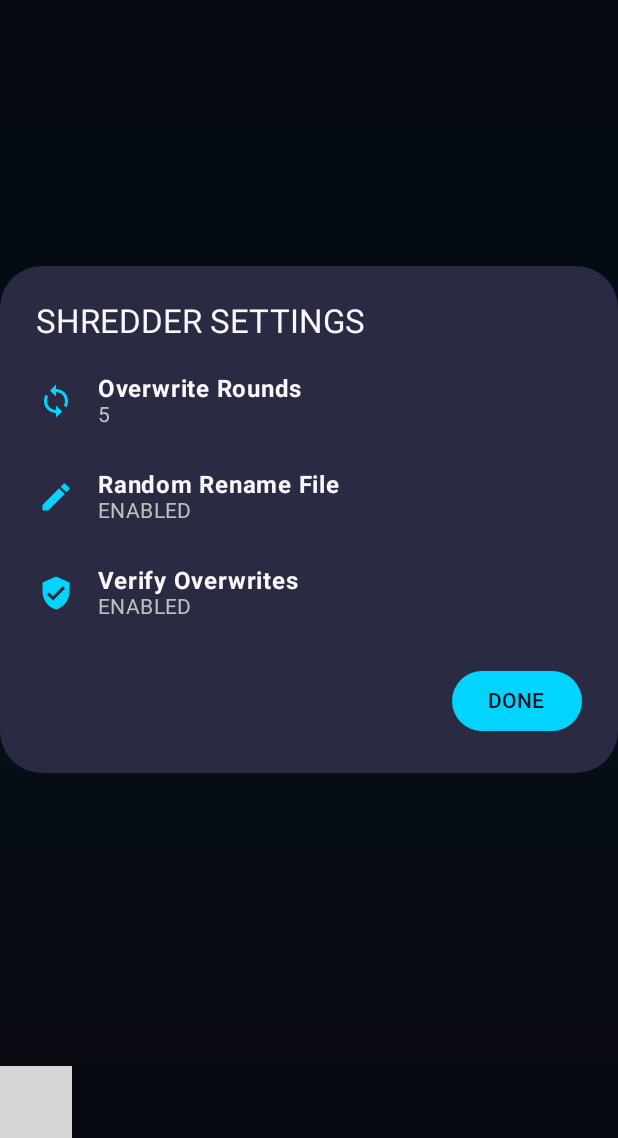
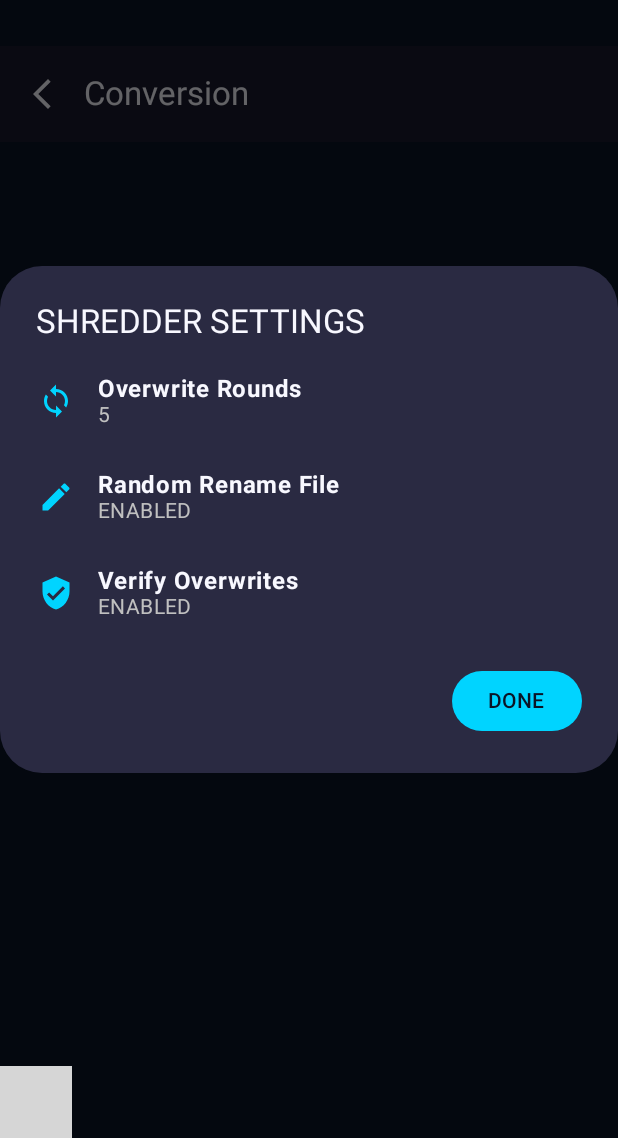
Before and after one commit to hul0/nybblewizard, an Android app built with Jetpack Compose: the ConversionScreen screen opened through its navigation route, after a tap on "Open Settings", on a phone screen of 412 x 824 dp, the part 98-1236 px from its top. Run offline under Robolectric (Android 15) with nearby library versions, the phone set to English and light mode, and no system bars; libraries missing offline, so code that uses them is left out: com.exyte.animatednavbar; 1 statement that could not run was skipped; 2 other taps on this screen came first; grey boxes are pictures that could not be loaded.

Commit message:
My first UI using Jetpack compose

```diff
--- a/app/src/main/java/com/impom/nybblewizard/app/screens/ConversionScreen.kt
+++ b/app/src/main/java/com/impom/nybblewizard/app/screens/ConversionScreen.kt
@@ -2,8 +2,21 @@ package com.impom.nybblewizard.app.screens
 
 import androidx.compose.foundation.layout.Box
 import androidx.compose.foundation.layout.fillMaxSize
+import androidx.compose.foundation.layout.padding
+import androidx.compose.material.icons.Icons
+import androidx.compose.material.icons.filled.ArrowBackIosNew
+import androidx.compose.material.icons.materialIcon
+import androidx.compose.material3.ExperimentalMaterial3Api
+import androidx.compose.material3.Icon
+import androidx.compose.material3.IconButton
+import androidx.compose.material3.MaterialTheme
+import androidx.compose.material3.Scaffold
+import androidx.compose.material3.Text
+import androidx.compose.material3.TopAppBar
 import androidx.compose.runtime.Composable
 import androidx.compose.ui.Modifier
+import androidx.compose.ui.tooling.preview.Preview
+import com.impom.nybblewizard.app.reusable.TopNavBar
 
 /**
  * A blank Conversion Screen.
@@ -14,17 +27,29 @@ import androidx.compose.ui.Modifier
  * @param onBackClick A lambda function to be invoked when a back navigation action is requested.
  * This can be used to navigate back in your application's navigation graph.
  */
+@OptIn(ExperimentalMaterial3Api::class)
 @Composable
+@Preview(showSystemUi = true)
 fun ConversionScreen(
     onBackClick: () -> Unit = {}
 ) {
-    // This Box provides a full-screen container.
-    // You can start building your UI inside this Box.
-    Box(
-        modifier = Modifier.fillMaxSize()
-    ) {
-        // Your Jetpack Compose UI elements will go here.
-        // Example:
-        // Text("Welcome to Conversion Screen!", modifier = Modifier.align(Alignment.Center))
+    MaterialTheme{
+        Scaffold (
+            topBar = { TopAppBar(
+                title = {Text("Conversion")},
+                navigationIcon = {
+                    IconButton(onClick = onBackClick) {
+                        Icon(Icons.Default.ArrowBackIosNew, contentDescription = "Back")
+
+                    }
+                }
+            ) }
+        ){
+            innerPadding -> Box(
+                modifier = Modifier.fillMaxSize().padding(innerPadding)
+            ){
+                // Start Of Our U.I YESSSS I DID IT
+        }
+        }
     }
 }
```
